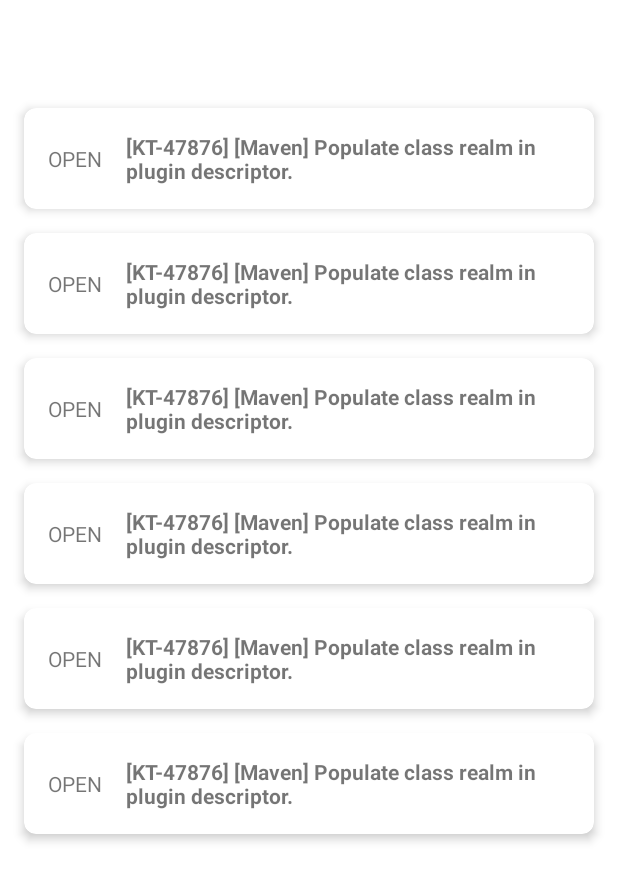
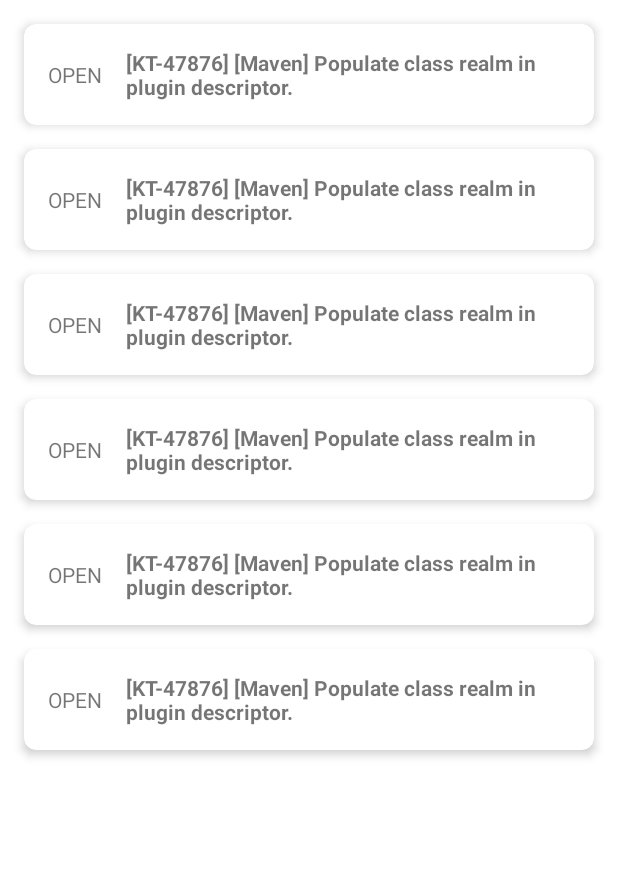
Before and after one commit to matheus-miranda/Kotlin-Issue-Tracker, an Android app: the layout fragment_issues.xml on its own in the app's theme, with its tools: preview values and no code run, on a phone screen of 412 x 824 dp. Shown: the top 881 px of the screen. Run offline under Robolectric (Android 15) with nearby library versions, the phone set to English and light mode, and no system bars.

Commit message:
Code cleanup

```diff
--- a/app/src/main/java/br/com/mmdevelopment/kotlinissuetracker/ui/IssuesFragment.kt
+++ b/app/src/main/java/br/com/mmdevelopment/kotlinissuetracker/ui/IssuesFragment.kt
@@ -37,7 +37,7 @@
         searchView.setOnQueryTextListener(object : SearchView.OnQueryTextListener {
             override fun onQueryTextSubmit(query: String?): Boolean {
 
-                return false
+                return true
             }
 
             override fun onQueryTextChange(newText: String?): Boolean {
--- a/app/src/main/res/layout/fragment_issues.xml
+++ b/app/src/main/res/layout/fragment_issues.xml
@@ -7,13 +7,6 @@
     <androidx.constraintlayout.widget.ConstraintLayout
         android:layout_width="match_parent"
         android:layout_height="match_parent">
-
-        <com.google.android.material.appbar.MaterialToolbar
-            android:id="@+id/tb_main"
-            android:layout_width="match_parent"
-            android:layout_height="wrap_content"
-            app:layout_constraintTop_toTopOf="parent"
-            tools:title="@string/app_name" />
 
         <androidx.recyclerview.widget.RecyclerView
             android:id="@+id/rv_issues"
@@ -25,7 +18,7 @@
             android:clipToPadding="false"
             app:layoutManager="androidx.recyclerview.widget.LinearLayoutManager"
             app:layout_constraintBottom_toBottomOf="parent"
-            app:layout_constraintTop_toBottomOf="@id/tb_main"
+            app:layout_constraintTop_toTopOf="parent"
             tools:itemCount="8"
             tools:listitem="@layout/item_issue" />
     </androidx.constraintlayout.widget.ConstraintLayout>
```
